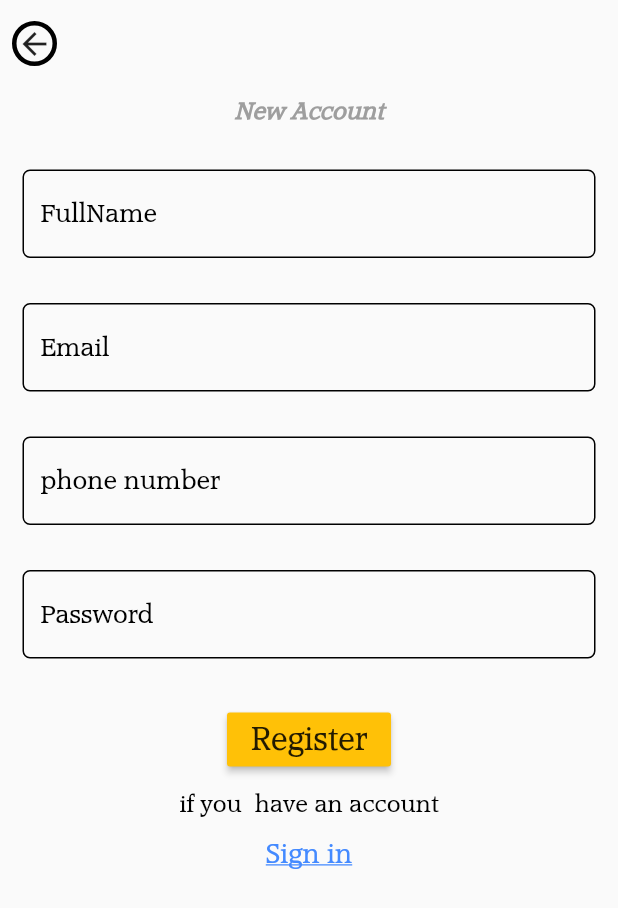
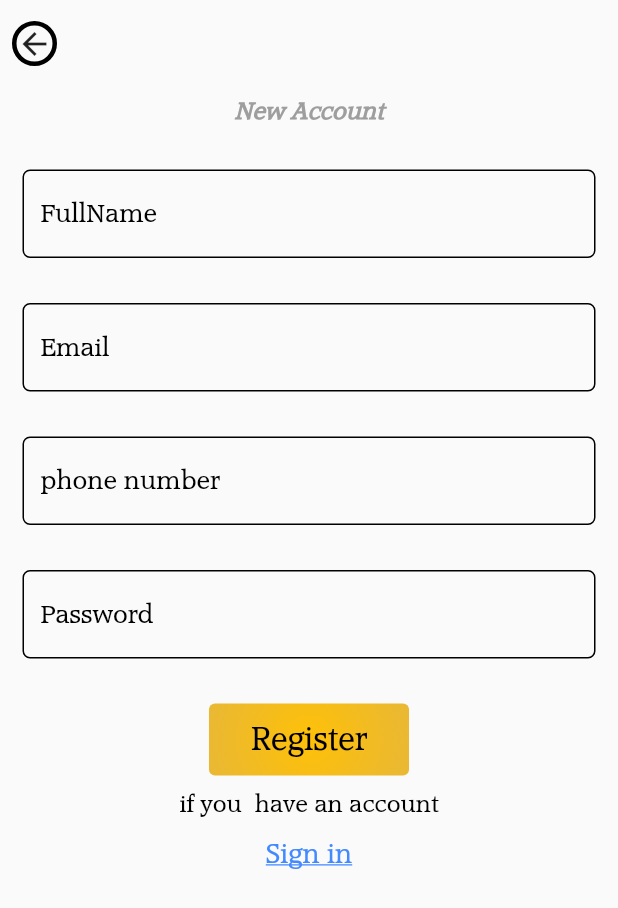
Before and after one commit to ali99944/deal-v2, a Flutter app: the screen it shows after launch, after a tap on "English", after a tap on "Login", after a tap on "sign up", on a phone screen of 412 x 824 dp. Shown: the top 908 px of the screen. Run offline on Flutter 3.47's test engine with Material 2 defaults, Android fonts, the phone set to English and light mode, and no system bars; our stand-ins replace auto_size_text, carousel_slider, cloud_firestore, connectivity_plus, easy_localization, firebase_auth and 8 more; missing offline and left inert: connectivity_plus_platform_interface, flutter_dialogs, mobile_scanner; accounts and stored records are empty.

```diff
--- a/assets/lang/ar.json
+++ b/assets/lang/ar.json
@@ -49,5 +49,7 @@
   "empty_search": "لم يتم العثور علي شيئ",
   "err_disconnect": "لا يوجد لديك اتصال بالانترنت",
   "try again": "حاول مجددا",
-  "reConnMess": "قم بالاتصال بالانترنت و حاول مجددا"
+  "reConnMess": "قم بالاتصال بالانترنت و حاول مجددا",
+  "smtwr" : "لقد حدث خطأ ما قم بالمحاولة مجددا او عد في وقت لاحق",
+  "leaving_msg": "انت علي وشك مغادرة التطبيق"
 }
--- a/assets/lang/en.json
+++ b/assets/lang/en.json
@@ -50,5 +50,7 @@
   "empty_search": "no deals found",
   "err_disconnect": "you are disconnected",
   "try again": "try again",
-  "reConnMess": "reconnect to a network and try again"
+  "reConnMess": "reconnect to a network and try again",
+  "smtwr" :  "something went wrong, please try again or come back later",
+  "leaving_msg": "you are about to exit the app"
 }
--- a/lib/Screens/DrawerScreen.dart
+++ b/lib/Screens/DrawerScreen.dart
@@ -158,6 +158,7 @@ class DrawerScreen extends StatelessWidget {
                       onTap: ()async{
                         String uid = Provider.of<UserProvider>(context,listen:false).uid;
                         await UserServices.changeUserStatus(uid: uid, status: 'offline');
+                        await UserServices.clearUserToken(uid: uid);
 
                         SharedPreferences sharedPreferences = await SharedPreferences.getInstance();
                         await sharedPreferences.setBool('isLogged',false);
--- a/lib/Screens/LoginScreen.dart
+++ b/lib/Screens/LoginScreen.dart
@@ -104,8 +104,19 @@ class _LoginScreenState extends State<LoginScreen> {
                       ),
                       SizedBox(height: 30,),
                       Container(
-                        padding: EdgeInsets.symmetric(horizontal: 12.0,vertical: 0.4),
-                        child: MaterialButton(onPressed: ()async{
+                          padding: EdgeInsets.symmetric(horizontal: 12.0),
+                          decoration: BoxDecoration(
+                            borderRadius: BorderRadius.circular(4.0),
+                            gradient: new RadialGradient(
+                                radius: 8,
+                                focalRadius: 3,
+
+                                colors: [
+                                  Colors.amber,
+                                  Colors.brown.withOpacity(0.2),
+                                ]),
+                          ),
+                        child: ElevatedButton(onPressed: ()async{
                           if(FormKey.currentState!.validate()){
 
                             try{
@@ -114,6 +125,7 @@ class _LoginScreenState extends State<LoginScreen> {
                               String uid = creds.user!.uid;
 
                               bool status = await UserServices.changeUserStatus(uid: uid, status: 'online');
+                              await UserServices.changeUserToken(uid: uid);
                               print(status);
                               if(status){
                                 Provider.of<UserProvider>(context,listen: false).changeUserId(uid);
@@ -128,7 +140,7 @@ class _LoginScreenState extends State<LoginScreen> {
                                 } ), );
                               }else{
                                 ScaffoldMessenger.of(context).showSnackBar(SnackBar
-                                  (content: Text("couldn't update state"),
+                                  (content: Text("smthwr").tr(),
                                   backgroundColor: Colors.red
                                   ,),);
                               }
@@ -142,12 +154,15 @@ class _LoginScreenState extends State<LoginScreen> {
 
                           }
                         },
-                          color: Colors.amber,
-
                           child: Text("login_message".tr(),
                             style: TextStyle(fontSize: 20.0,fontWeight: FontWeight.w100),
 
-                          )
+                          ),
+                            style: ElevatedButton.styleFrom(
+                              backgroundColor: Colors.transparent,
+                              shadowColor: Colors.transparent,
+                              foregroundColor: Colors.black,
+                            )
 
                           ,),
                       ),
--- a/lib/Screens/RegisterScreen.dart
+++ b/lib/Screens/RegisterScreen.dart
@@ -157,7 +157,19 @@ class RegisterScreen extends StatelessWidget {
                     ),
                     SizedBox(height: 30,),
                     Container(
-                      child: MaterialButton(onPressed: ()async{
+                      padding: EdgeInsets.symmetric(horizontal: 12.0),
+                      decoration: BoxDecoration(
+                        borderRadius: BorderRadius.circular(4.0),
+                        gradient: new RadialGradient(
+                            radius: 8,
+                            focalRadius: 3,
+
+                            colors: [
+                              Colors.amber,
+                              Colors.brown.withOpacity(0.2),
+                            ]),
+                      ),
+                      child: ElevatedButton(onPressed: ()async{
                           if(FormKey.currentState!.validate()){
                          try{
                            var auth = FirebaseAuth.instance;
@@ -185,8 +197,11 @@ class RegisterScreen extends StatelessWidget {
 
                           }
                       },
-                        color: Colors.amber,
-
+                        style: ElevatedButton.styleFrom(
+                          backgroundColor: Colors.transparent,
+                          shadowColor: Colors.transparent,
+                          foregroundColor: Colors.black,
+                        ),
                         child: Text("register_message",
                           style: TextStyle(fontSize: 20.0,fontWeight: FontWeight.w100),
 
--- a/lib/main.dart
+++ b/lib/main.dart
@@ -189,6 +189,8 @@ class ChooseLanguageWrapper extends StatelessWidget {
                           onPressed: () async {
                             await snapshot.data!
                                 .setBool('languageHasChose', true);
+                            await snapshot.data!
+                                .setString('languageCode', 'en');
                             await context.setLocale(Locale('en', ''));
                             await Navigator.of(context).pushReplacement(
                                 MaterialPageRoute(builder: (context) {
@@ -215,6 +217,7 @@ class ChooseLanguageWrapper extends StatelessWidget {
                             onPressed: () async {
                               await snapshot.data!
                                   .setBool('languageHasChose', true);
+                              await snapshot.data!.setString('languageCode','ar');
                               await context.setLocale(Locale('ar', ''));
                               await Navigator.of(context).pushReplacement(
                                   MaterialPageRoute(builder: (context) {
@@ -222,7 +225,7 @@ class ChooseLanguageWrapper extends StatelessWidget {
                               }));
                             },
                             child: Ink(
-                                padding: EdgeInsets.symmetric(vertical: 8.0,horizontal: 36),
+                                padding: EdgeInsets.symmetric(vertical: 12.0,horizontal: 36),
                                 decoration: BoxDecoration(
                                   gradient: new RadialGradient(
                                       radius: 2,
@@ -245,7 +248,18 @@ class ChooseLanguageWrapper extends StatelessWidget {
                   ],
                 );
               } else {
-                return AuthWrapper(isLogged: isLogged);
+                String languageCode =
+                    snapshot.data!.getString('languageCode') ?? 'en';
+                return FutureBuilder(
+                  future: languageCode == 'en' ? context.setLocale(Locale('en','')) : context.setLocale(Locale('ar','')),
+                  builder: (BuildContext context, AsyncSnapshot<void> snapshot) {
+                    if(snapshot.connectionState == ConnectionState.done){
+                      return AuthWrapper(isLogged: isLogged);
+                    }else{
+                      return CircularProgressIndicator();
+                    }
+                  },
+                );
               }
             } else {
               return CircularProgressIndicator();
--- a/pubspec.yaml
+++ b/pubspec.yaml
@@ -42,6 +42,7 @@ dependencies:
   firebase_auth: ^4.2.5
   provider: ^6.0.5
   cloud_firestore: ^4.3.1
+  auto_size_text: ^3.0.0
   flutter_dialogs: ^3.0.0
   firebase_messaging: ^14.2.1
   flutter_local_notifications: ^13.0.0
```
Also changed, not shown: lib/Screens/HomeScreen.dart (+17 -10 lines), lib/Services/UserServices.dart (+27 -0 lines), pubspec.lock.
